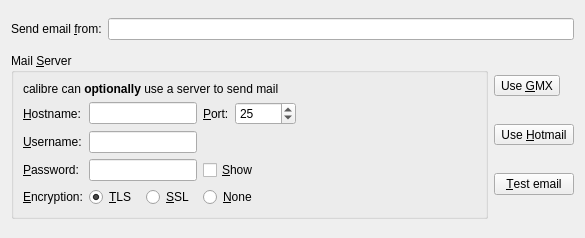
Old version of the form src/calibre/gui2/wizard/send_email.ui in the repository debian-calibre/calibre.
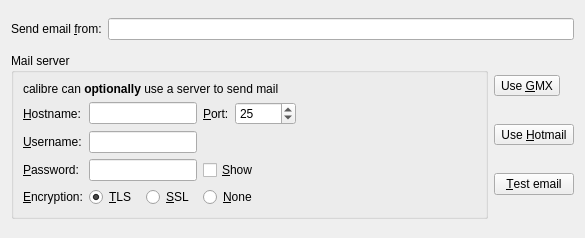
New version of the form. Icons and pictures are not drawn.

```diff
--- a/src/calibre/gui2/wizard/send_email.ui
+++ b/src/calibre/gui2/wizard/send_email.ui
@@ -41,7 +41,7 @@
       <string>&lt;p&gt;A mail server is useful if the service you are sending mail to only accepts email from well know mail services.</string>
      </property>
      <property name="title">
-      <string>Mail &amp;Server</string>
+      <string>Mail server</string>
      </property>
      <layout class="QGridLayout" name="gridLayout_3">
       <item row="0" column="0" colspan="4">
```
